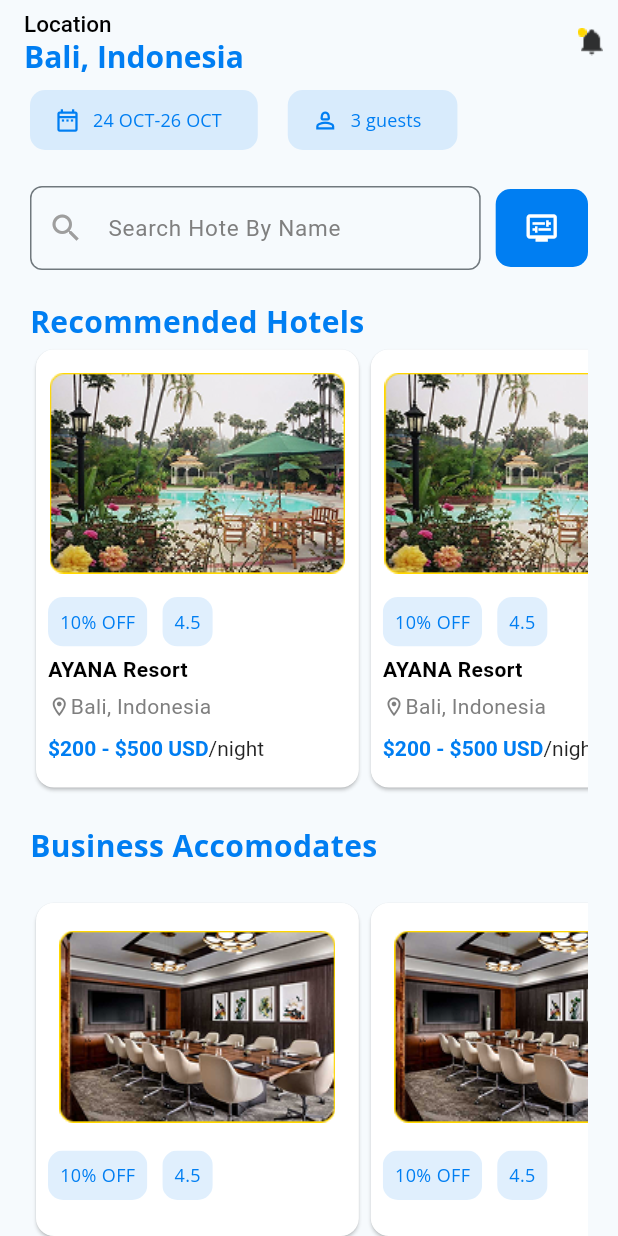
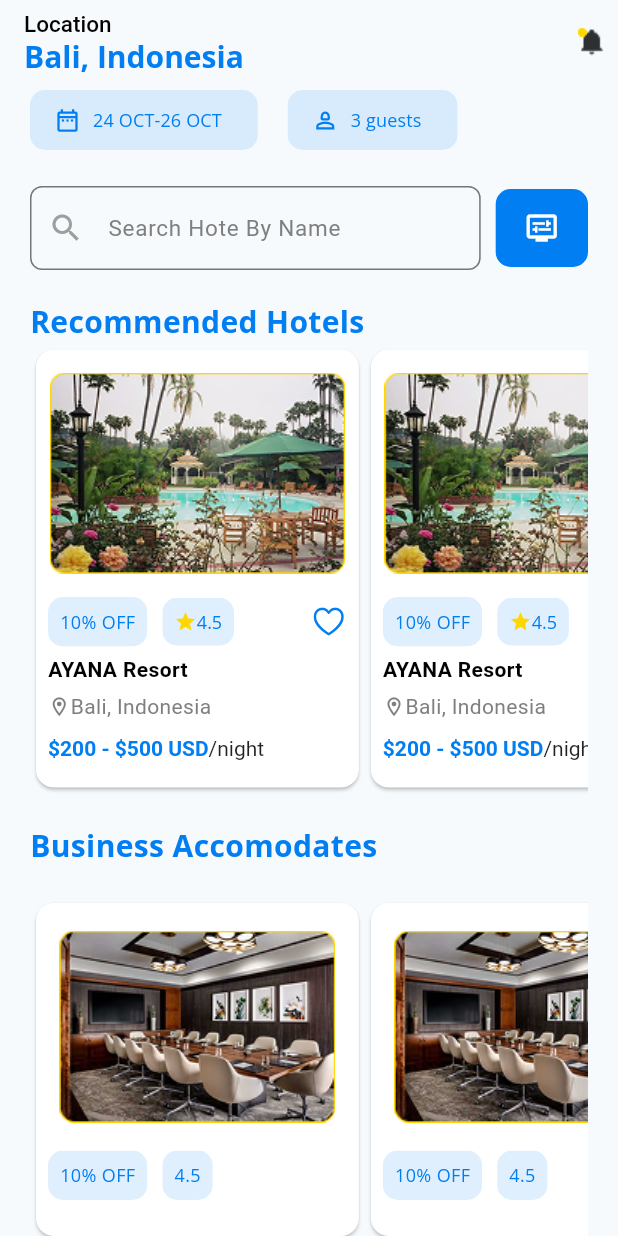
Before and after one commit to omar9494faruk/hotel-management-app, a Flutter app: the screen it shows after launch, on a phone screen of 412 x 824 dp. Run offline on Flutter 3.47's test engine with Material 3 defaults, Android fonts, the phone set to English and light mode, and no system bars; our stand-ins replace google_fonts.

Commit message:
This is hotel management app UI - update 2.

```diff
--- a/lib/Screens/hotel_app_UI.dart
+++ b/lib/Screens/hotel_app_UI.dart
@@ -131,7 +131,7 @@ class HotelAppUi extends StatelessWidget {
                   flex: 17,
                   child: IconButton(
                     onPressed: () {},
-                    icon: Icon(Icons.display_settings),
+                    icon: Icon(Icons.display_settings_outlined),
                     style: IconButton.styleFrom(
                       backgroundColor: Color(0xFF007EF2),
                       foregroundColor: Colors.white,
@@ -206,13 +206,40 @@ class HotelAppUi extends StatelessWidget {
                                   color: Color(0xFF007EF2).withOpacity(0.12),
                                   child: Padding(
                                     padding: const EdgeInsets.all(8.0),
-                                    child: Text(
-                                      "4.5",
-                                      style: GoogleFonts.openSans(
-                                        color: Color(0xFF007EF2),
-                                        fontSize: 12,
+                                    child: RichText(
+                                      text: TextSpan(
+                                        // "4.5",
+                                        // style: GoogleFonts.openSans(
+                                        //   color: Color(0xFF007EF2),
+                                        //   fontSize: 12,
+                                        children: [
+                                          WidgetSpan(
+                                            child: Icon(
+                                              Icons.star,
+                                              color: Color(0xFFFFD700),
+                                              size: 15,
+                                            ),
+                                          ),
+                                          TextSpan(
+                                            text: "4.5",
+                                            style: GoogleFonts.openSans(
+                                              color: Color(0xFF007EF2),
+                                              fontSize: 12,
+                                            ),
+                                          ),
+                                        ],
                                       ),
                                     ),
+                                  ),
+                                ),
+                              ),
+                              Spacer(),
+                              ClipRRect(
+                                borderRadius: BorderRadius.circular(10),
+                                child: Container(
+                                  child: Icon(
+                                    CupertinoIcons.heart,
+                                    color: Color(0xFF007EF2),
                                   ),
                                 ),
                               ),
```
